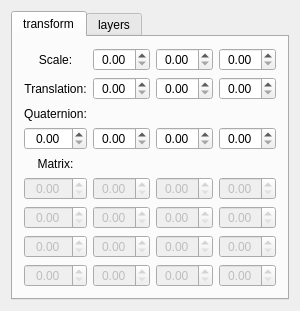
Before: the Qt Designer form auxiliary/QGLRenderer/QTEntityParametersWidget.ui in billhj/Etoile2015, drawn with Qt 5.
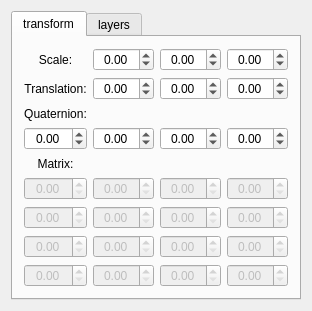
After: the same form once the commit is applied.

Commit message: single step

The edit to the form file:
```diff
--- a/auxiliary/QGLRenderer/QTEntityParametersWidget.ui
+++ b/auxiliary/QGLRenderer/QTEntityParametersWidget.ui
@@ -130,6 +130,12 @@
            <property name="alignment">
             <set>Qt::AlignCenter</set>
            </property>
+           <property name="minimum">
+            <double>-99.989999999999995</double>
+           </property>
+           <property name="singleStep">
+            <double>0.010000000000000</double>
+           </property>
           </widget>
          </item>
          <item row="3" column="4">
@@ -137,6 +143,12 @@
            <property name="alignment">
             <set>Qt::AlignCenter</set>
            </property>
+           <property name="minimum">
+            <double>-99.989999999999995</double>
+           </property>
+           <property name="singleStep">
+            <double>0.010000000000000</double>
+           </property>
           </widget>
          </item>
          <item row="3" column="3">
@@ -144,6 +156,12 @@
            <property name="alignment">
             <set>Qt::AlignCenter</set>
            </property>
+           <property name="minimum">
+            <double>-99.989999999999995</double>
+           </property>
+           <property name="singleStep">
+            <double>0.010000000000000</double>
+           </property>
           </widget>
          </item>
          <item row="3" column="1">
@@ -151,6 +169,12 @@
            <property name="alignment">
             <set>Qt::AlignCenter</set>
            </property>
+           <property name="minimum">
+            <double>-99.989999999999995</double>
+           </property>
+           <property name="singleStep">
+            <double>0.010000000000000</double>
+           </property>
           </widget>
          </item>
          <item row="2" column="1">
@@ -168,6 +192,12 @@
            <property name="alignment">
             <set>Qt::AlignCenter</set>
            </property>
+           <property name="minimum">
+            <double>-99.989999999999995</double>
+           </property>
+           <property name="singleStep">
+            <double>0.010000000000000</double>
+           </property>
           </widget>
          </item>
          <item row="1" column="4">
@@ -175,6 +205,12 @@
            <property name="alignment">
             <set>Qt::AlignCenter</set>
            </property>
+           <property name="minimum">
+            <double>-99.989999999999995</double>
+           </property>
+           <property name="singleStep">
+            <double>0.010000000000000</double>
+           </property>
           </widget>
          </item>
          <item row="1" column="3">
@@ -182,6 +218,12 @@
            <property name="alignment">
             <set>Qt::AlignCenter</set>
            </property>
+           <property name="minimum">
+            <double>-99.989999999999995</double>
+           </property>
+           <property name="singleStep">
+            <double>0.010000000000000</double>
+           </property>
           </widget>
          </item>
          <item row="1" column="1">
@@ -199,6 +241,12 @@
            <property name="alignment">
             <set>Qt::AlignCenter</set>
            </property>
+           <property name="minimum">
+            <double>-99.989999999999995</double>
+           </property>
+           <property name="singleStep">
+            <double>0.010000000000000</double>
+           </property>
           </widget>
          </item>
          <item row="0" column="4">
@@ -206,6 +254,12 @@
            <property name="alignment">
             <set>Qt::AlignCenter</set>
            </property>
+           <property name="minimum">
+            <double>-99.989999999999995</double>
+           </property>
+           <property name="singleStep">
+            <double>0.010000000000000</double>
+           </property>
           </widget>
          </item>
          <item row="0" column="3">
@@ -213,6 +267,12 @@
            <property name="alignment">
             <set>Qt::AlignCenter</set>
            </property>
+           <property name="minimum">
+            <double>-99.989999999999995</double>
+           </property>
+           <property name="singleStep">
+            <double>0.010000000000000</double>
+           </property>
           </widget>
          </item>
          <item row="0" column="1">
```
